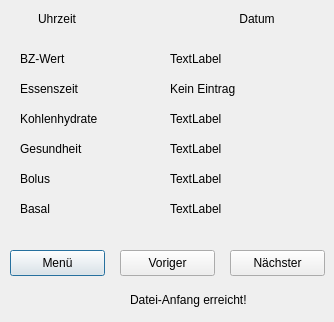
Old version of the form src/bolusGUI/dlgshowdata.ui in the repository dreamshader/bolus.
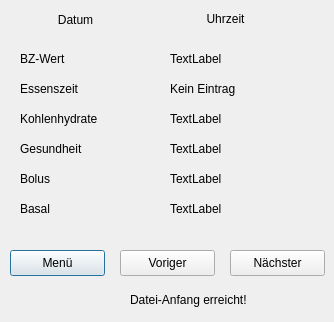
New version of the form.

```diff
--- a/src/bolusGUI/dlgshowdata.ui
+++ b/src/bolusGUI/dlgshowdata.ui
@@ -19,9 +19,9 @@
   <widget class="QLabel" name="lblTime">
    <property name="geometry">
     <rect>
-     <x>20</x>
+     <x>180</x>
      <y>10</y>
-     <width>74</width>
+     <width>91</width>
      <height>18</height>
     </rect>
    </property>
@@ -35,10 +35,10 @@
   <widget class="QLabel" name="lblDate">
    <property name="geometry">
     <rect>
-     <x>220</x>
+     <x>20</x>
      <y>10</y>
-     <width>74</width>
-     <height>18</height>
+     <width>111</width>
+     <height>20</height>
     </rect>
    </property>
    <property name="layoutDirection">
```
